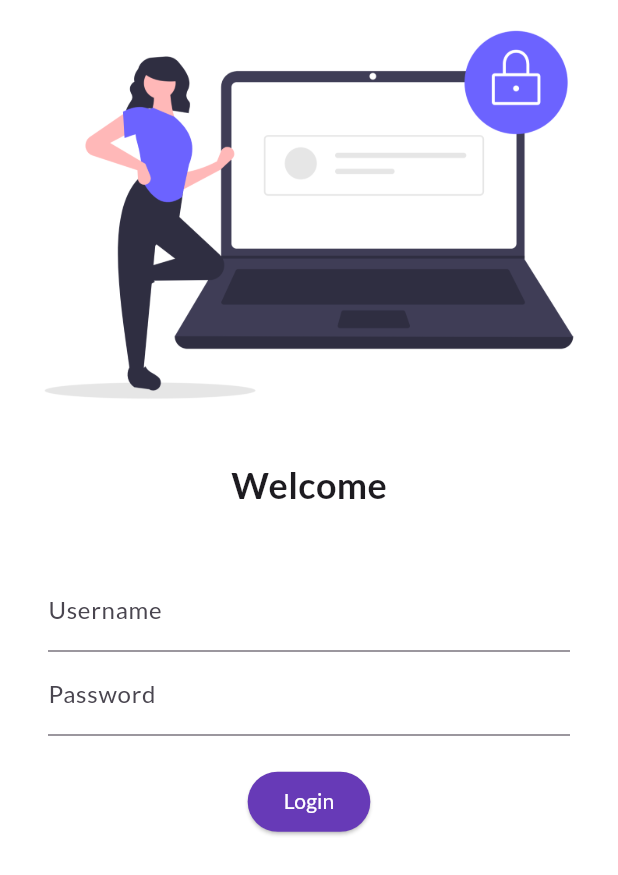
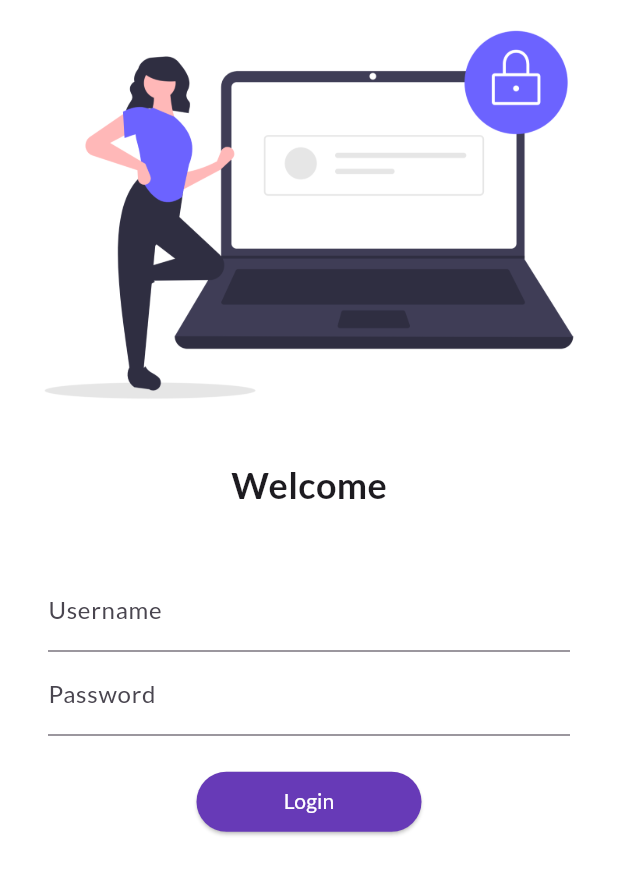
Before and after one commit to Sahil-sardhara/Catalog, a Flutter app: the screen it shows after launch, on a phone screen of 412 x 824 dp. Shown: the top 875 px of the screen. Run offline on Flutter 3.47's test engine with Material 3 defaults, Android fonts, the phone set to English and light mode, and no system bars; our stand-ins replace google_fonts.

Commit message:
day-5 completed

```diff
--- a/lib/main.dart
+++ b/lib/main.dart
@@ -2,6 +2,7 @@ import 'package:flutter/material.dart';
 import 'package:google_fonts/google_fonts.dart';
 import 'package:untitled/pages/home_page.dart';
 import 'package:untitled/pages/login_page.dart';
+import 'package:untitled/utils/routes.dart';
 
 void main(){
   runApp(Myapp());
@@ -21,8 +22,8 @@ class Myapp extends StatelessWidget {
 
 
       routes: {
-        "/":(context)=> Homepage(),
-        "/login":(context)=> Mylogin(),
+        Myroutes.homeroute:(context)=> Homepage(),
+        Myroutes.loginroute:(context)=> Mylogin(),
       },
 
     );
--- a/lib/pages/login_page.dart
+++ b/lib/pages/login_page.dart
@@ -1,5 +1,8 @@
+import 'dart:math';
+
 import 'package:flutter/material.dart';
 import 'package:google_fonts/google_fonts.dart';
+import 'package:untitled/utils/routes.dart';
 
 class Mylogin extends StatelessWidget {
   const Mylogin({super.key});
@@ -8,6 +11,7 @@ class Mylogin extends StatelessWidget {
   Widget build(BuildContext context) {
     return Material(
       color: Colors.white,
+      child: SingleChildScrollView(
         child: Column(
           children: [
             Image.asset("assets/image/login.png",fit: BoxFit.cover,),
@@ -38,15 +42,19 @@ class Mylogin extends StatelessWidget {
                   ),
                   SizedBox(height: 20,),
                   ElevatedButton(onPressed: (){
+                    Navigator.pushNamed(context, Myroutes.homeroute);
 
-                }, child: Text('Login',style: TextStyle(color: Colors.white),),
-                  style: TextButton.styleFrom(backgroundColor: Colors.deepPurple),
+                  }, child: Text('Login',style: TextStyle(color: Colors.white,),),
+                    style: TextButton.styleFrom(backgroundColor: Colors.deepPurple,minimumSize: Size(150,40),
+
+                    ),
 
                   )
                 ],
               ),
             )
           ],
+        ),
       )
     );
   }
--- /dev/null
+++ b/lib/utils/routes.dart
@@ -0,0 +1,5 @@
+class Myroutes {
+  static String loginroute ="/login";
+  static String homeroute ="/home";
+
+}
```
Lines whose indentation alone changed are shown as unchanged.
